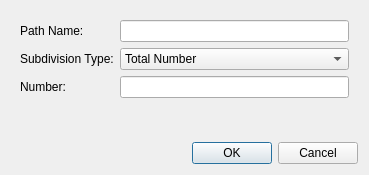
Qt form Code/Source/Plugins/org.sv.gui.qt.pathplanning/src/internal/svPathCreate.ui (SimVascular/SimVascular) before a commit.
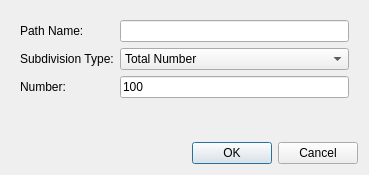
The same form after that commit.

Diff of the .ui file:
```diff
--- a/Code/Source/Plugins/org.sv.gui.qt.pathplanning/src/internal/svPathCreate.ui
+++ b/Code/Source/Plugins/org.sv.gui.qt.pathplanning/src/internal/svPathCreate.ui
@@ -71,6 +71,9 @@
         <property name="enabled">
          <bool>true</bool>
         </property>
+        <property name="text">
+         <string>100</string>
+        </property>
        </widget>
       </item>
      </layout>
```
